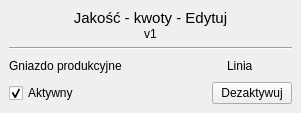
Above: Forms/kwotyJakoscFormEdytuj.ui from kolomir/place_v2 before the change. Below: the same form after it.
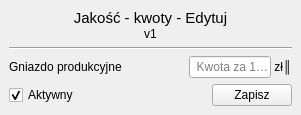
That is the form after the change.

Commit message: 08.08.2024 - dodanie formulaż│a do dodawania i edycji kwoty za cele jakościowe

```diff
--- a/Forms/kwotyJakoscFormEdytuj.ui
+++ b/Forms/kwotyJakoscFormEdytuj.ui
@@ -130,15 +130,25 @@
           </spacer>
          </item>
          <item>
-          <widget class="QLabel" name="lab_linia">
+          <widget class="QLineEdit" name="text_kwota">
            <property name="minimumSize">
             <size>
              <width>65</width>
              <height>0</height>
             </size>
            </property>
+           <property name="alignment">
+            <set>Qt::AlignRight|Qt::AlignTrailing|Qt::AlignVCenter</set>
+           </property>
+           <property name="placeholderText">
+            <string>Kwota za 100%</string>
+           </property>
+          </widget>
+         </item>
+         <item>
+          <widget class="QLabel" name="label_3">
            <property name="text">
-            <string>Linia</string>
+            <string> zł║</string>
            </property>
           </widget>
          </item>
@@ -189,7 +199,7 @@
          <item>
           <widget class="QPushButton" name="btn_zapisz">
            <property name="text">
-            <string>Dezaktywuj</string>
+            <string>Zapisz</string>
            </property>
           </widget>
          </item>
```
Left out of the diff: 2 changed lines with no effect on the pictures. The commit also changes 10 other files.
